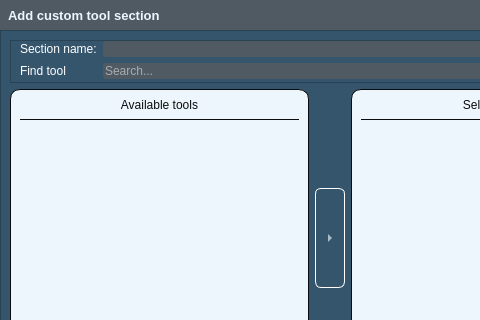
Qt form SectionManager/UI/add_section_dialog.ui (GIAPspzoo/GIAP_PolaMap_lite) before a commit; both pictures show x 0 to 480 and y 0 to 320 of the 660 by 628 pixel window.
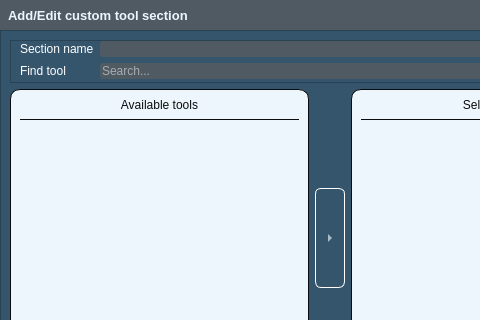
The same form after that commit. Icons and pictures are not drawn. Custom widgets are drawn as their Qt base class.

Commit message: custom sections - custom icons in list

What changed in the file:
```diff
--- a/SectionManager/UI/add_section_dialog.ui
+++ b/SectionManager/UI/add_section_dialog.ui
@@ -234,7 +234,7 @@
            <string notr="true">color : #EDF6FC;	font-weight: bold;</string>
           </property>
           <property name="text">
-           <string>Add custom tool section</string>
+           <string>Add/Edit custom tool section</string>
           </property>
          </widget>
         </widget>
@@ -709,7 +709,7 @@
                 <string notr="true">color: #fff</string>
                </property>
                <property name="text">
-                <string>Section name:</string>
+                <string>Section name</string>
                </property>
               </widget>
              </item>
```
Left out of the diff: 9 changed lines with no effect on the pictures. The commit also changes 7 other files.
